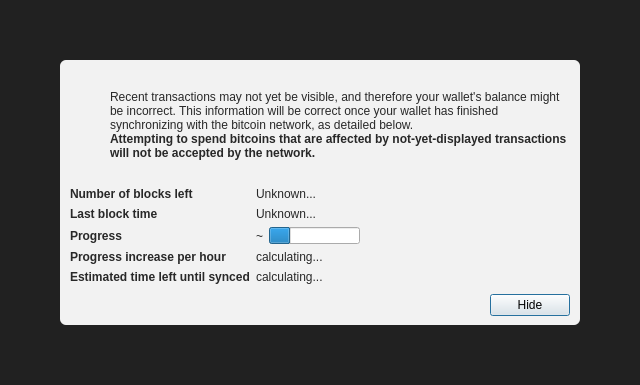
This is src/qt/forms/chainsyncwarning.ui in ecoinchain/ecoin as Qt 5 draws it before an edit. The edited form follows.
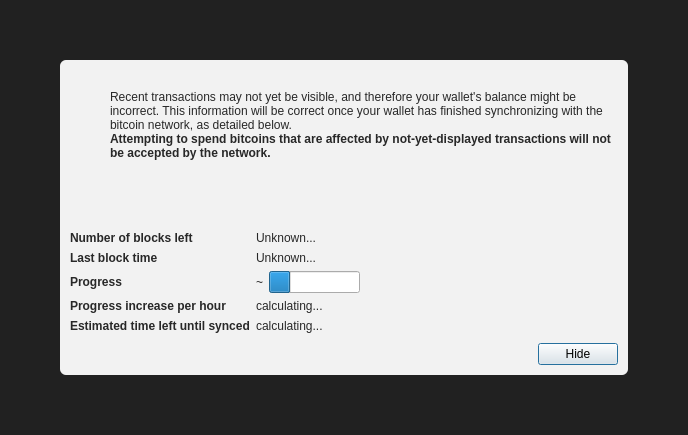
This is the edited form. Icons and pictures are not drawn. Custom widgets are drawn as their Qt base class.

```diff
--- a/src/qt/forms/chainsyncwarning.ui
+++ b/src/qt/forms/chainsyncwarning.ui
@@ -6,8 +6,8 @@
    <rect>
     <x>0</x>
     <y>0</y>
-    <width>640</width>
-    <height>385</height>
+    <width>688</width>
+    <height>435</height>
    </rect>
   </property>
   <property name="windowTitle">
```
Left out of the diff: 12 changed lines with no effect on the pictures.
